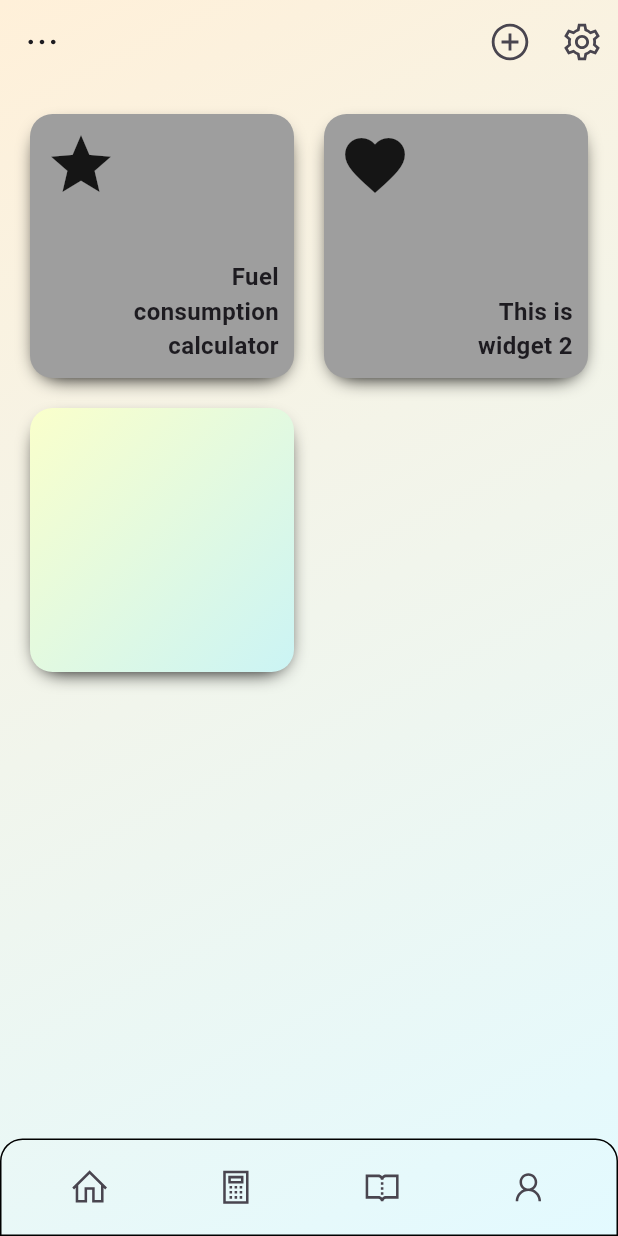
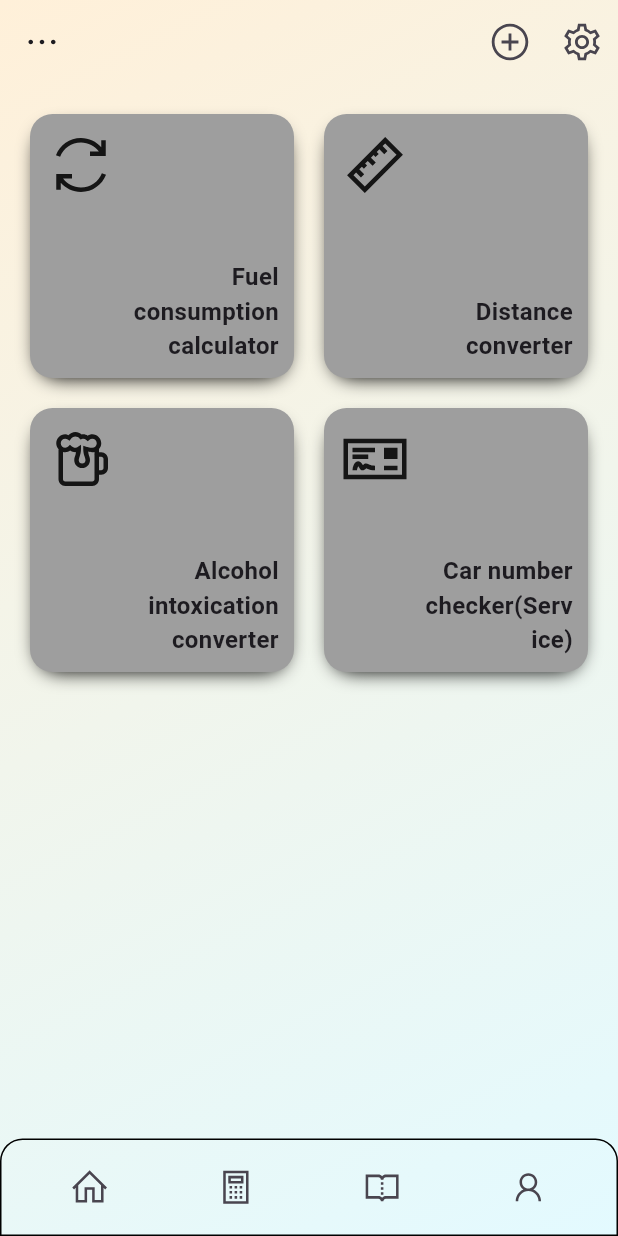
Before and after one commit to Emiresk/CarLibProto, a Flutter app: the screen it shows after launch, item 2 of the bottom bar chosen, on a phone screen of 412 x 824 dp. Run offline on Flutter 3.47's test engine with Material 3 defaults, Android fonts, the phone set to English and light mode, and no system bars; drawn by our look-alikes of auto_size_text; our stand-ins replace go_router, icons_plus.

Commit message:
New icons and refactor variables

```diff
--- a/lib/Application/Widgets/WidgetB.dart
+++ b/lib/Application/Widgets/WidgetB.dart
@@ -7,35 +7,35 @@ class WidgetB extends StatelessWidget {
   final Map<int, WidgetDataPrefab> _widgetDataPrefab = {
     0: WidgetDataPrefab(
       name: 'fuel_consumption',
-      icon: Icons.star,
+      icon: LineAwesome.sync_alt_solid,
       description: 'Fuel consumption calculator',
       isAvailable: true,
       isActive: true,
       isSoon: false,
     ),
     1: WidgetDataPrefab(
-      name: 'Widget 2',
-      icon: Icons.favorite,
-      description: 'This is widget 2',
+      name: 'distance',
+      icon: LineAwesome.ruler_solid,
+      description: 'Distance converter',
       isAvailable: true,
       isActive: false,
       isSoon: false,
     ),
     2: WidgetDataPrefab(
-      name: 'Widget 3',
-      icon: Icons.home,
-      description: 'This is widget 3',
-      isAvailable: false,
+      name: 'alcohol',
+      icon: LineAwesome.beer_solid,
+      description: 'Alcohol intoxication converter',
+      isAvailable: true,
       isActive: false,
       isSoon: false,
     ),
     3: WidgetDataPrefab(
-      name: 'Widget 4',
-      icon: Icons.work,
-      description: 'This is widget 4',
+      name: 'car_number',
+      icon: LineAwesome.money_check_solid,
+      description: 'Car number checker(Service)',
       isAvailable: true,
       isActive: false,
-      isSoon: true,
+      isSoon: false,
     ),
   };
 
@@ -43,12 +43,8 @@ class WidgetB extends StatelessWidget {
   @override
   Widget build(BuildContext context) {
 
-    var _widgetDataBuilder = WidgetDataBuilder();
-    var _availableWidgets = _widgetDataPrefab.values.where((wData) => wData.isAvailable).toList();
-
-
-
-    print( "Total cards ==> " + _widgetDataPrefab.length.toString());
+    var widgetDataBuilder = WidgetDataBuilder();
+    var availableWidgets = _widgetDataPrefab.values.where((wData) => wData.isAvailable).toList();
 
     return Container(
       padding: EdgeInsets.all(5),
@@ -58,13 +54,13 @@ class WidgetB extends StatelessWidget {
             crossAxisSpacing: 20,
             mainAxisSpacing: 20
           ),
-          itemCount: _availableWidgets.length,
+          itemCount: availableWidgets.length,
           itemBuilder: (context, index)
           {
-            var data = _availableWidgets[index]!;
+            var data = availableWidgets[index]!;
             if ( data.isAvailable == true )
             {
-              return _widgetDataBuilder._generateCard(data);
+              return widgetDataBuilder._generateCard(data);
             }
           }
       ),
@@ -141,7 +137,7 @@ class WidgetDataBuilder {
 
   Container _showComingSoonCard ( dynamic data) {
     return Container(
-      decoration: BoxDecoration(
+      decoration: const BoxDecoration(
         gradient: LinearGradient(
           begin: Alignment.topLeft,
           end: Alignment.bottomRight,
@@ -151,7 +147,7 @@ class WidgetDataBuilder {
           ]
         ),
         borderRadius: BorderRadius.all(Radius.circular(15)),
-        boxShadow: const [ BoxShadow(
+        boxShadow: [ BoxShadow(
             color: Colors.black,
             blurRadius: 10,
             blurStyle: BlurStyle.outer,
@@ -159,6 +155,16 @@ class WidgetDataBuilder {
             spreadRadius: -5
         )],
       ),
+      child: const Column (
+        mainAxisAlignment: MainAxisAlignment.center,
+        crossAxisAlignment: CrossAxisAlignment.center,
+          children: [
+            Icon(LineAwesome.lock_solid, size: 30,),
+            Text("Coming soon", style: TextStyle(
+              fontSize: 16
+            ),)
+          ],
+        )
     );
   }
 }
```
